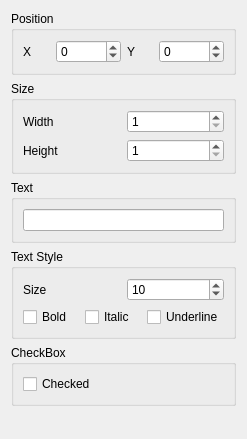
Qt form src/Core/form_checkbox_properties.ui (igormironchik/prototyper) before a commit.
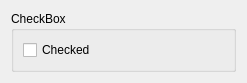
The same form after that commit.

Commit message: Start to refactor object properties.

Diff of the .ui file:
```diff
--- a/src/Core/form_checkbox_properties.ui
+++ b/src/Core/form_checkbox_properties.ui
@@ -7,177 +7,13 @@
     <x>0</x>
     <y>0</y>
     <width>247</width>
-    <height>439</height>
+    <height>79</height>
    </rect>
   </property>
   <property name="windowTitle">
    <string>Form</string>
   </property>
   <layout class="QVBoxLayout" name="verticalLayout_2">
-   <item>
-    <widget class="QGroupBox" name="groupBox_2">
-     <property name="title">
-      <string>Position</string>
-     </property>
-     <layout class="QHBoxLayout" name="horizontalLayout">
-      <item>
-       <widget class="QLabel" name="label_3">
-        <property name="text">
-         <string>X</string>
-        </property>
-       </widget>
-      </item>
-      <item>
-       <widget class="QSpinBox" name="m_x">
-        <property name="minimum">
-         <number>-99999</number>
-        </property>
-        <property name="maximum">
-         <number>99999</number>
-        </property>
-       </widget>
-      </item>
-      <item>
-       <widget class="QLabel" name="label_4">
-        <property name="text">
-         <string>Y</string>
-        </property>
-       </widget>
-      </item>
-      <item>
-       <widget class="QSpinBox" name="m_y">
-        <property name="minimum">
-         <number>-99999</number>
-        </property>
-        <property name="maximum">
-         <number>99999</number>
-        </property>
-       </widget>
-      </item>
-     </layout>
-    </widget>
-   </item>
-   <item>
-    <widget class="QGroupBox" name="groupBox_3">
-     <property name="title">
-      <string>Size</string>
-     </property>
-     <layout class="QHBoxLayout" name="horizontalLayout_4">
-      <item>
-       <layout class="QGridLayout" name="gridLayout">
-        <item row="0" column="0">
-         <widget class="QLabel" name="label_5">
-          <property name="text">
-           <string>Width</string>
-          </property>
-         </widget>
-        </item>
-        <item row="0" column="1">
-         <widget class="QSpinBox" name="m_width">
-          <property name="minimum">
-           <number>1</number>
-          </property>
-          <property name="maximum">
-           <number>99999</number>
-          </property>
-         </widget>
-        </item>
-        <item row="1" column="0">
-         <widget class="QLabel" name="label_6">
-          <property name="text">
-           <string>Height</string>
-          </property>
-         </widget>
-        </item>
-        <item row="1" column="1">
-         <widget class="QSpinBox" name="m_height">
-          <property name="minimum">
-           <number>1</number>
-          </property>
-          <property name="maximum">
-           <number>99999</number>
-          </property>
-         </widget>
-        </item>
-       </layout>
-      </item>
-     </layout>
-    </widget>
-   </item>
-   <item>
-    <widget class="QGroupBox" name="groupBox_4">
-     <property name="title">
-      <string>Text</string>
-     </property>
-     <layout class="QHBoxLayout" name="horizontalLayout_5">
-      <item>
-       <widget class="QLineEdit" name="m_text"/>
-      </item>
-     </layout>
-    </widget>
-   </item>
-   <item>
-    <widget class="QGroupBox" name="groupBox">
-     <property name="title">
-      <string>Text Style</string>
-     </property>
-     <layout class="QHBoxLayout" name="horizontalLayout_6">
-      <item>
-       <layout class="QVBoxLayout" name="verticalLayout">
-        <item>
-         <layout class="QHBoxLayout" name="horizontalLayout_3">
-          <item>
-           <widget class="QLabel" name="label_2">
-            <property name="text">
-             <string>Size</string>
-            </property>
-           </widget>
-          </item>
-          <item>
-           <widget class="QSpinBox" name="m_size">
-            <property name="minimum">
-             <number>5</number>
-            </property>
-            <property name="maximum">
-             <number>999</number>
-            </property>
-            <property name="value">
-             <number>10</number>
-            </property>
-           </widget>
-          </item>
-         </layout>
-        </item>
-        <item>
-         <layout class="QHBoxLayout" name="horizontalLayout_2">
-          <item>
-           <widget class="QCheckBox" name="m_bold">
-            <property name="text">
-             <string>Bold</string>
-            </property>
-           </widget>
-          </item>
-          <item>
-           <widget class="QCheckBox" name="m_italic">
-            <property name="text">
-             <string>Italic</string>
-            </property>
-           </widget>
-          </item>
-          <item>
-           <widget class="QCheckBox" name="m_underline">
-            <property name="text">
-             <string>Underline</string>
-            </property>
-           </widget>
-          </item>
-         </layout>
-        </item>
-       </layout>
-      </item>
-     </layout>
-    </widget>
-   </item>
    <item>
     <widget class="QGroupBox" name="m_checkGroup">
      <property name="title">
@@ -194,19 +30,6 @@
      </layout>
     </widget>
    </item>
-   <item>
-    <spacer name="verticalSpacer">
-     <property name="orientation">
-      <enum>Qt::Vertical</enum>
-     </property>
-     <property name="sizeHint" stdset="0">
-      <size>
-       <width>17</width>
-       <height>8</height>
-      </size>
-     </property>
-    </spacer>
-   </item>
   </layout>
  </widget>
  <tabstops>
```
Left out of the diff: 10 changed lines with no effect on the pictures. The commit also changes 12 other files.
